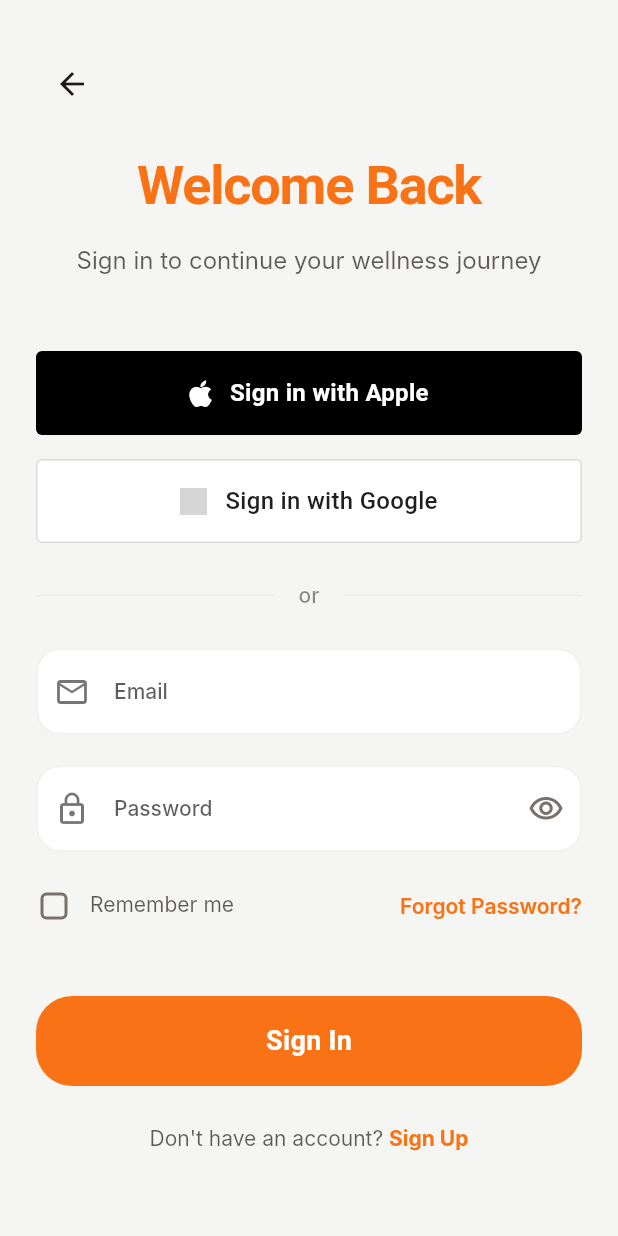
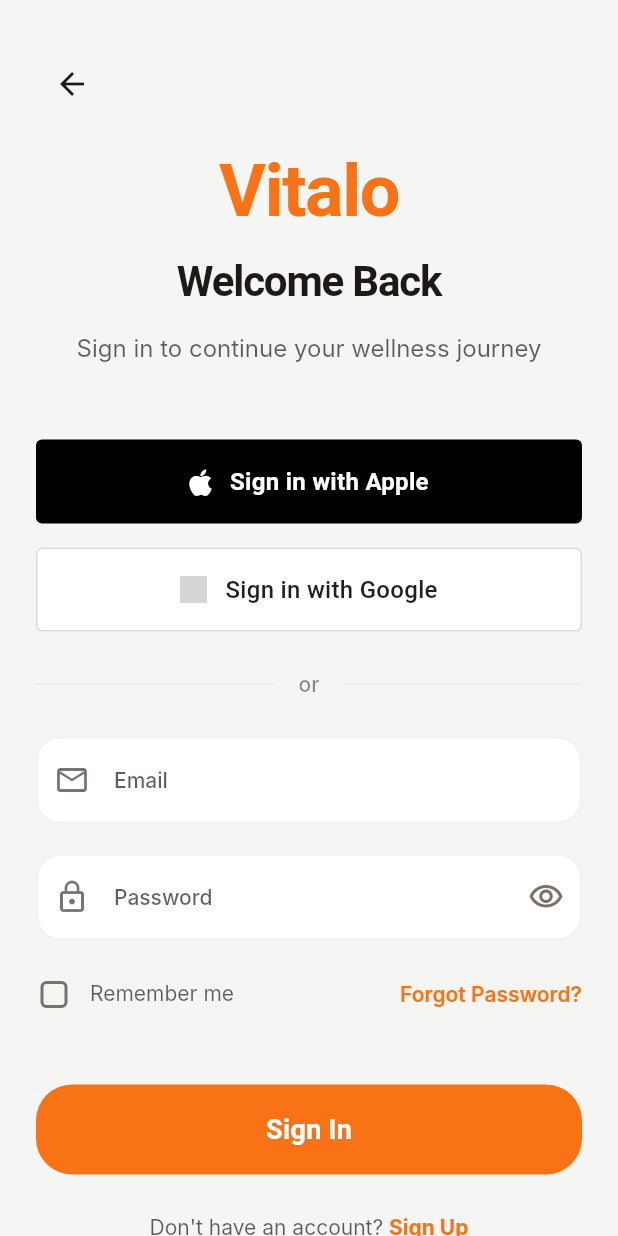
Before and after one commit to naru1790/vitalo, a Flutter app: the screen it shows after launch, after a tap on "Initiate My Vital Plan", after a tap on the "arrow back" icon, after a tap on "I Already Have Momentum", on a phone screen of 412 x 824 dp. Run offline on Flutter 3.47's test engine with Material 3 defaults, Android fonts, the phone set to English and light mode, and no system bars; our stand-ins replace flutter_riverpod, font_awesome_flutter, go_router, shared_preferences, supabase_flutter; accounts and stored records are empty; Roboto replaces fonts that are missing (Inter, Poppins); grey boxes are pictures that could not be loaded.

Commit message:
feat: Enhance user experience by implementing returning user checks and back navigation handling

```diff
--- a/lib/features/auth/presentation/login_screen.dart
+++ b/lib/features/auth/presentation/login_screen.dart
@@ -82,6 +82,24 @@ class _LoginScreenState extends State<LoginScreen> {
     }
   }
 
+  Future<void> _handleBackButton() async {
+    try {
+      // Set skip_redirect flag so landing page won't redirect this session
+      final prefs = await SharedPreferences.getInstance();
+      await prefs.setBool('skip_redirect', true);
+
+      if (mounted) {
+        context.go('/');
+      }
+    } catch (e) {
+      debugPrint('Failed to set skip redirect flag: $e');
+      // Still navigate back even if flag set fails
+      if (mounted) {
+        context.go('/');
+      }
+    }
+  }
+
   Future<void> _handleAppleSignIn() async {
     setState(() => _isLoading = true);
 
@@ -135,7 +153,19 @@ class _LoginScreenState extends State<LoginScreen> {
       if (_rememberMe) {
         await _savePreferences();
       }
+      // Mark that user has successfully logged in before
+      await _markUserAsReturning();
       context.go('/dashboard');
+    }
+  }
+
+  Future<void> _markUserAsReturning() async {
+    try {
+      final prefs = await SharedPreferences.getInstance();
+      await prefs.setBool('has_logged_in', true);
+    } catch (e) {
+      // Silently fail - not critical
+      debugPrint('Failed to mark user as returning: $e');
     }
   }
 
@@ -195,7 +225,7 @@ class _LoginScreenState extends State<LoginScreen> {
                         Align(
                           alignment: Alignment.centerLeft,
                           child: IconButton(
-                            onPressed: () => context.go('/'),
+                            onPressed: _handleBackButton,
                             icon: Icon(
                               Icons.arrow_back,
                               color: colorScheme.onSurface,
@@ -204,12 +234,24 @@ class _LoginScreenState extends State<LoginScreen> {
                         ),
                         const SizedBox(height: AppSpacing.xl),
 
+                        // Brand name
+                        Text(
+                          'Vitalo',
+                          style: theme.textTheme.displayLarge?.copyWith(
+                            color: colorScheme.primary,
+                            fontSize: 48,
+                            fontWeight: FontWeight.bold,
+                          ),
+                          textAlign: TextAlign.center,
+                        ),
+                        const SizedBox(height: AppSpacing.lg),
+
                         // Header
                         Text(
                           'Welcome Back',
                           style: theme.textTheme.displayMedium?.copyWith(
-                            color: colorScheme.primary,
-                            fontSize: 36,
+                            color: colorScheme.onSurface,
+                            fontSize: 28,
                           ),
                           textAlign: TextAlign.center,
                         ),
--- a/lib/features/landing/presentation/landing_screen.dart
+++ b/lib/features/landing/presentation/landing_screen.dart
@@ -1,13 +1,50 @@
 import 'package:flutter/material.dart';
 import 'package:go_router/go_router.dart';
+import 'package:shared_preferences/shared_preferences.dart';
 
 import '../../../core/theme/app_spacing.dart';
 import '../../../core/widgets/flux_mascot.dart';
 import '../../../core/widgets/vitalo_button.dart';
 
 /// Minimal premium landing experience for first-time visitors.
-class LandingScreen extends StatelessWidget {
+class LandingScreen extends StatefulWidget {
   const LandingScreen({super.key});
+
+  @override
+  State<LandingScreen> createState() => _LandingScreenState();
+}
+
+class _LandingScreenState extends State<LandingScreen> {
+  @override
+  void initState() {
+    super.initState();
+    _checkReturningUser();
+  }
+
+  Future<void> _checkReturningUser() async {
+    try {
+      final prefs = await SharedPreferences.getInstance();
+      final hasLoggedIn = prefs.getBool('has_logged_in') ?? false;
+      final skipRedirect = prefs.getBool('skip_redirect') ?? false;
+
+      // Clear skip_redirect flag after checking it
+      if (skipRedirect) {
+        await prefs.remove('skip_redirect');
+      }
+
+      // If user has previously logged in and hasn't manually navigated back, redirect to login page
+      if (hasLoggedIn && !skipRedirect && mounted) {
+        // Small delay to prevent jarring transition
+        await Future.delayed(const Duration(milliseconds: 300));
+        if (mounted) {
+          context.go('/auth/login');
+        }
+      }
+    } catch (e) {
+      // Silently fail - not critical
+      debugPrint('Failed to check returning user: $e');
+    }
+  }
 
   @override
   Widget build(BuildContext context) {
```
Also changed, not shown: lib/features/auth/presentation/otp_verification_screen.dart (+13 -5 lines).
